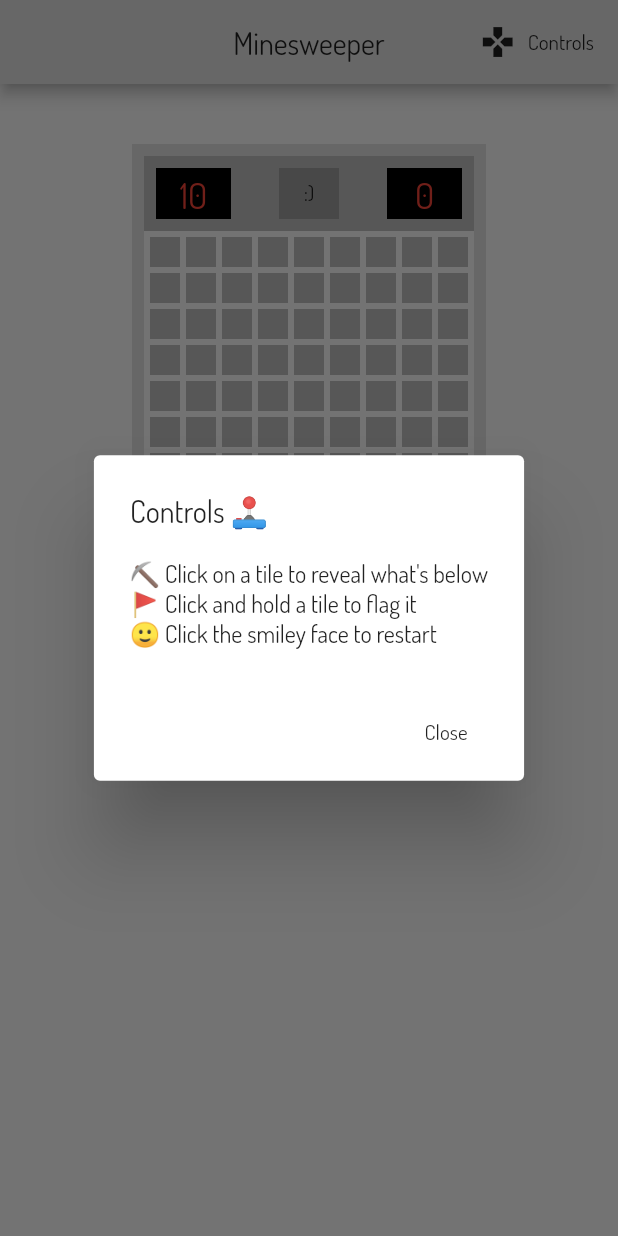
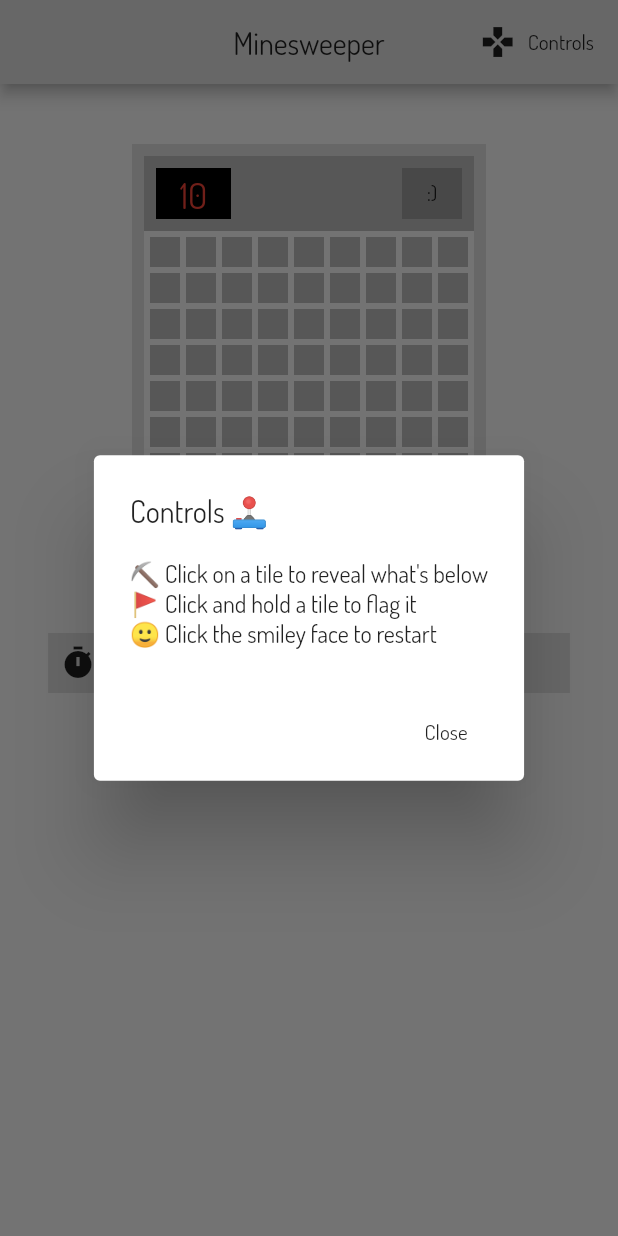
Before and after one commit to shaynekellyii/flutter_minesweeper, a Flutter app: the screen it shows after launch, after a tap on "Controls", on a phone screen of 412 x 824 dp. Run offline on Flutter 3.47's test engine with Material 2 defaults, Android fonts, the phone set to English and light mode, and no system bars.

Commit message:
Add separate game info widget and improve timer logic

```diff
--- a/lib/main.dart
+++ b/lib/main.dart
@@ -2,6 +2,7 @@ import 'package:flutter/material.dart';
 import 'package:flutter_minesweeper/model/game_model.dart';
 import 'package:flutter_minesweeper/widget/board.dart';
 import 'package:flutter_minesweeper/widget/dialog.dart';
+import 'package:flutter_minesweeper/widget/timer.dart';
 import 'package:provider/provider.dart';
 
 void main() => runApp(MyApp());
@@ -25,6 +26,34 @@ class MyApp extends StatelessWidget {
           ],
         ),
         body: MinesweeperScreen(),
+      ),
+    );
+  }
+}
+
+class GameInfo extends StatelessWidget {
+  const GameInfo({Key key}) : super(key: key);
+
+  @override
+  Widget build(BuildContext context) {
+    return Padding(
+      padding: const EdgeInsets.all(32.0),
+      child: Container(
+        decoration: BoxDecoration(
+          color: Theme.of(context).primaryColor,
+        ),
+        child: Padding(
+          padding: const EdgeInsets.all(8.0),
+          child: Consumer<GameModel>(
+            builder: (context, model, _) {
+              return Row(
+                children: <Widget>[
+                  TimerWidget(time: model.currentTime),
+                ],
+              );
+            },
+          ),
+        ),
       ),
     );
   }
@@ -58,14 +87,15 @@ class MinesweeperScreen extends StatelessWidget {
       child: SingleChildScrollView(
         child: Padding(
           padding: const EdgeInsets.only(top: 32.0),
-          child: Column(
-            crossAxisAlignment: CrossAxisAlignment.center,
-            children: <Widget>[
-              ChangeNotifierProvider.value(
-                value: GameModel(),
-                child: MinesweeperBoard(),
-              ),
-            ],
+          child: ChangeNotifierProvider.value(
+            value: GameModel(),
+            child: Column(
+              crossAxisAlignment: CrossAxisAlignment.center,
+              children: <Widget>[
+                MinesweeperBoard(),
+                GameInfo(),
+              ],
+            ),
           ),
         ),
       ),
--- a/lib/model/game_model.dart
+++ b/lib/model/game_model.dart
@@ -1,3 +1,4 @@
+import 'dart:async';
 import 'dart:math';
 
 import 'package:flutter/material.dart';
@@ -19,47 +20,50 @@ class GameModel with ChangeNotifier {
     _generateTiles();
   }
 
-  ///
-  /// Internal state
-  /// For now, hardcoded to 9x9 with 10 mines.
-  ///
   int _rows = 9;
   int _cols = 9;
   int _mines = 10;
 
+  int get rows => _rows;
+  int get cols => _cols;
+  /// Total tiles to display on the game board.
+  int get totalTiles => _rows * _cols;
+
   int _flagged = 0;
+  /// Number of flags placed
+  int get flagsPlaced => _flagged;
+
+  /// Number of mines remaining
+  int get minesRemaining => _mines - _flagged;
+
   int _improperlyFlagged = 0;
 
   bool _hasWon = false;
   bool _hasLost = false;
-
-  List<List<TileModel>> tiles = <List<TileModel>>[];
-
-  int get rows => _rows;
-  int get cols => _cols;
-
-  /// Total tiles to display on the game board.
-  int get totalTiles => _rows * _cols;
-
-  /// Number of mines remaining
-  int get minesRemaining => _mines - _flagged;
-
-  /// Number of flags placed
-  int get flagsPlaced => _flagged;
-
   bool get hasWon => _hasWon;
   bool get hasLost => _hasLost;
+
+  List<List<TileModel>> _tiles = <List<TileModel>>[];
+  /// Tiles to be accessed by Cartesian coordinates i.e. tiles[x][y]
+  List<List<TileModel>> get tiles => _tiles;
+
+  Timer _timer;
+  int _currentTime = 0;
+  /// Current time in seconds that the game has been running.
+  int get currentTime => _currentTime;
 
   ///
   /// Recalculate state when a tile is pressed.
   ///
   void onPressed(int x, int y) {
-    final tile = tiles[x][y];
+    final tile = _tiles[x][y];
+
+    if (_timer == null || !_timer.isActive) _startTimer();
 
     if (tile.isPressed || tile.isFlagged) {
       return;
     } else if (tile.isMine) {
-      _hasLost = true;
+      _endGame(false);
       tile.isPressed = true;
     } else {
       tile.isPressed = true;
@@ -75,7 +79,7 @@ class GameModel with ChangeNotifier {
   /// Updates the state after marking a tile as flagged.
   ///
   void onFlagged(int x, int y) {
-    final tile = tiles[x][y];
+    final tile = _tiles[x][y];
 
     if (tile.isPressed) return;
 
@@ -90,7 +94,7 @@ class GameModel with ChangeNotifier {
 
     // Check for winner
     if (_improperlyFlagged == 0 && _flagged == _mines) {
-      _hasWon = true;
+      _endGame(true);
     }
 
     notifyListeners();
@@ -105,8 +109,17 @@ class GameModel with ChangeNotifier {
     _hasWon = false;
     _hasLost = false;
 
-    tiles.clear();
+    _timer.cancel();
+    _currentTime = 0;
+
+    _tiles.clear();
     _generateTiles();
+  }
+
+  void _endGame(bool hasWon) {
+    _hasWon = hasWon;
+    _hasLost = !hasWon;
+    _timer.cancel();
   }
 
   int _getNumAdjacentMines(int x, int y) {
@@ -114,7 +127,7 @@ class GameModel with ChangeNotifier {
     directions.forEach((List<int> dir) {
       final newX = x + dir[0];
       final newY = y + dir[1];
-      if (_isInBounds(newX, newY) && tiles[newX][newY].isMine) {
+      if (_isInBounds(newX, newY) && _tiles[newX][newY].isMine) {
         adjacent++;
       }
     });
@@ -148,7 +161,7 @@ class GameModel with ChangeNotifier {
       }
     }
 
-    tiles = List.generate(
+    _tiles = List.generate(
       _rows,
       (x) => List.generate(
         _cols,
@@ -160,6 +173,16 @@ class GameModel with ChangeNotifier {
       ),
     );
     notifyListeners();
+  }
+
+  void _startTimer() {
+    _timer = Timer.periodic(
+      Duration(seconds: 1),
+      (timer) {
+        _currentTime = timer.tick;
+        notifyListeners();
+      },
+    );
   }
 }
 
--- a/lib/widget/board.dart
+++ b/lib/widget/board.dart
@@ -110,12 +110,9 @@ class _TileState extends State<Tile> {
             color: widget.model.isPressed || _isHovering
                 ? Colors.grey[300]
                 : Colors.grey[400],
-            child: Container(
+            child: SizedBox(
               height: 24.0,
               width: 24.0,
-              // decoration: BoxDecoration(
-              //   border: Border.all(color: Colors.white, width: 1.0),
-              // ),
               child: Center(child: child),
             ),
           ),
--- a/lib/widget/header.dart
+++ b/lib/widget/header.dart
@@ -16,7 +16,6 @@ class MinesweeperHeader extends StatelessWidget {
         children: <Widget>[
           MineCounter(count: model.minesRemaining),
           NewGameButton(onTap: model.restart),
-          MineCounter(count: model.flagsPlaced),
         ],
       ),
     );
--- /dev/null
+++ b/lib/widget/timer.dart
@@ -0,0 +1,21 @@
+import 'package:flutter/material.dart';
+
+class TimerWidget extends StatelessWidget {
+  const TimerWidget({Key key, this.time = 0}) : super(key: key);
+
+  final int time;
+
+  @override
+  Widget build(BuildContext context) {
+    return Row(
+      mainAxisSize: MainAxisSize.min,
+      children: <Widget>[
+        Icon(Icons.timer),
+        Padding(
+          padding: EdgeInsets.only(left: 8.0),
+          child: Text('$time'),
+        ),
+      ],
+    );
+  }
+}
```
